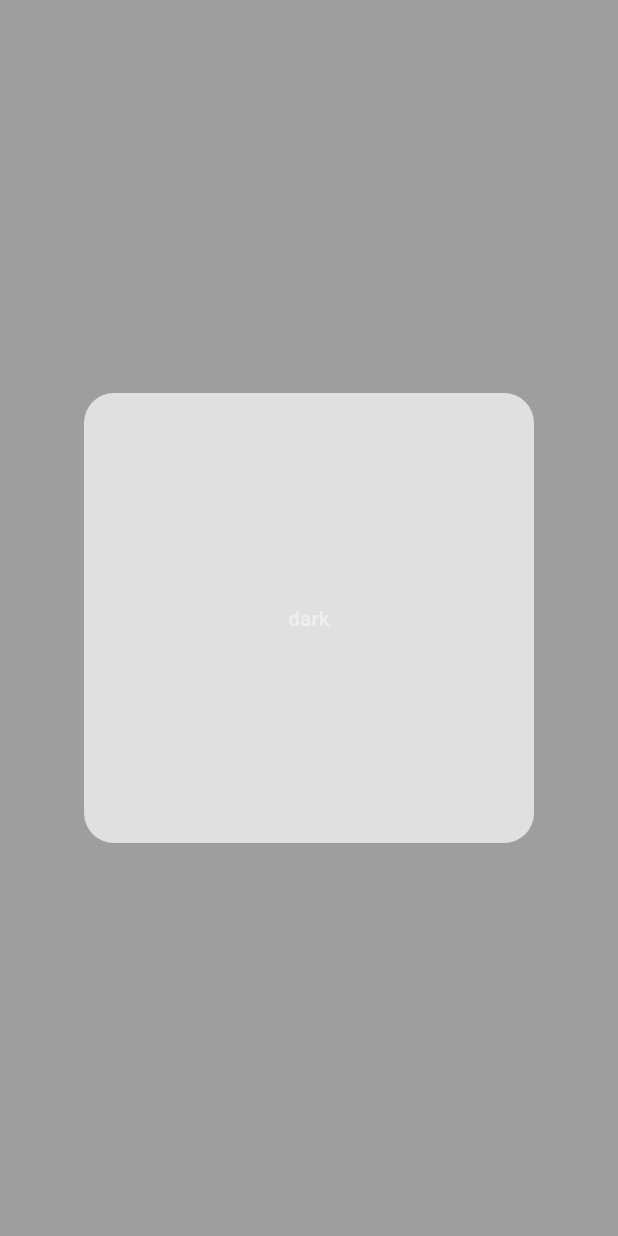
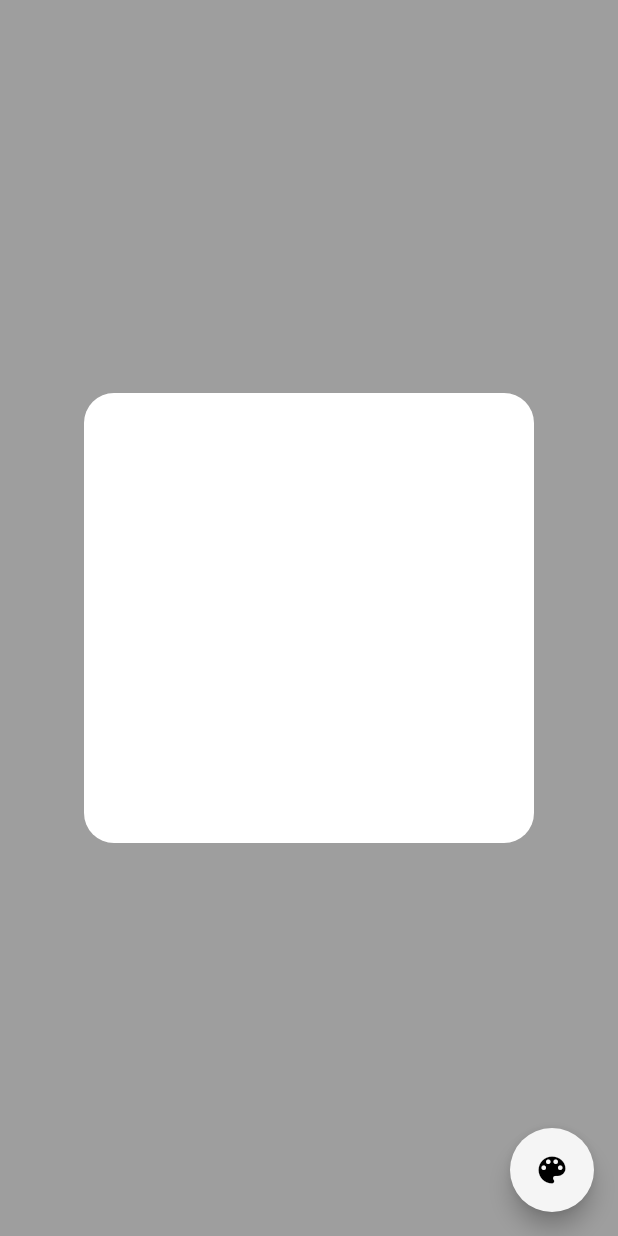
Before and after one commit to habeebputhiyakath/darkTheme, a Flutter app: the screen it shows after launch, on a phone screen of 412 x 824 dp. Run offline on Flutter 3.47's test engine with Material 2 defaults, Android fonts, the phone set to English and light mode, and no system bars.

Commit message:
change ui

```diff
--- a/lib/main.dart
+++ b/lib/main.dart
@@ -16,6 +16,7 @@ class myapp extends StatelessWidget {
   @override
   Widget build(BuildContext context) {
     return MaterialApp(
+      debugShowCheckedModeBanner: false,
       home: Homepage(),
     //  theme: lightMode,
 
--- a/lib/modal/theme.dart
+++ b/lib/modal/theme.dart
@@ -5,7 +5,7 @@ ThemeData lightMode = ThemeData(
 
   colorScheme: ColorScheme?.light(
     background: Colors.grey,
-    primary: Colors.grey.shade300,
+    primary: Colors.white,
     secondary:  Colors.grey.shade200
   )
 );
--- a/lib/view/home_page.dart
+++ b/lib/view/home_page.dart
@@ -15,14 +15,32 @@ class _HomepageState extends State<Homepage> {
     return Scaffold(
       backgroundColor: Theme.of(context).colorScheme.background,
       body: Center(
-        child: Container(width: 300,height: 300,
-       decoration: BoxDecoration(color: Theme.of(context).colorScheme.primary,borderRadius: BorderRadius.circular(20)),
-        child:TextButton(onPressed: () {
-          Provider.of<ThemeProvider>(context,listen: false).changeTheme();
-        }, child: Text("dark", style: TextStyle(color: Theme.of(context).colorScheme.secondary ),)) ,
+        child: Container(
+            width: 300,
+            height: 300,
+            decoration: BoxDecoration(
+                color: Theme.of(context).colorScheme.primary,
+                borderRadius: BorderRadius.circular(20)),
+            // child:TextButton(onPressed: () {
+            //   Provider.of<ThemeProvider>(context,listen: false).changeTheme();
+            // },
+            // child: Center(
+            //   // child: Text(
+            //   //   "dark",
+            //   //   style: TextStyle(color: Theme.of(context).colorScheme.secondary),
+            //   // ),
+            // )
+            ),
+      ),
 
-        ),
-      ),
+      floatingActionButton:FloatingActionButton(
+
+        onPressed: () {
+             Provider.of<ThemeProvider>(context,listen: false).changeTheme();
+        },
+        backgroundColor: Colors.grey.shade100,
+        child: const Icon(Icons.color_lens,),
+        ) ,
     );
   }
 }
```
